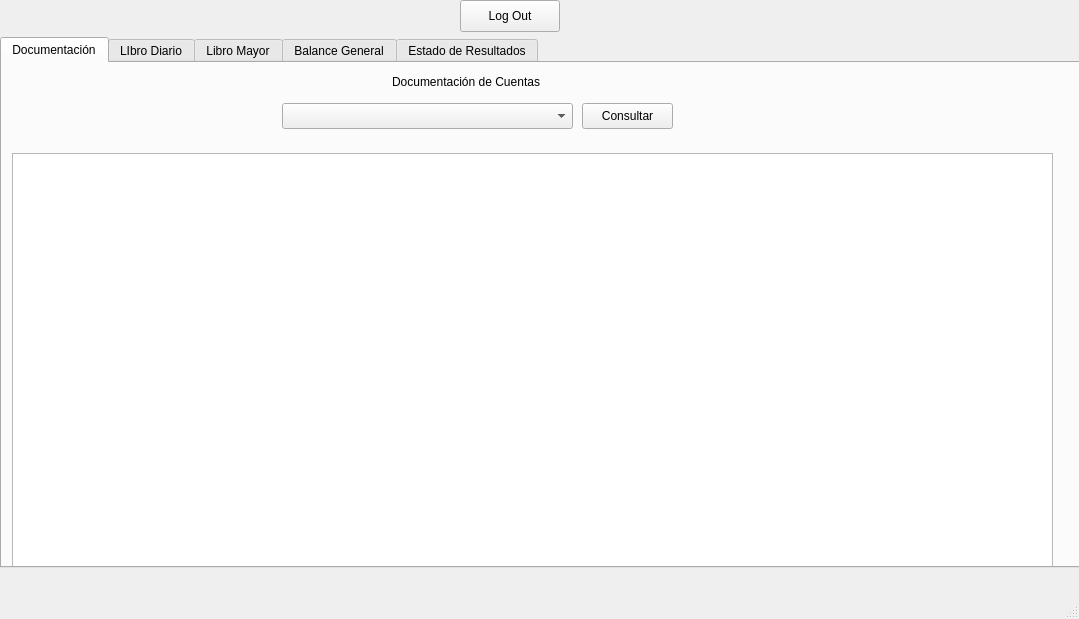
First picture: the form in mainwindow.ui, repository pabloflores465/Proyecto-Informatica-3, before the edit.
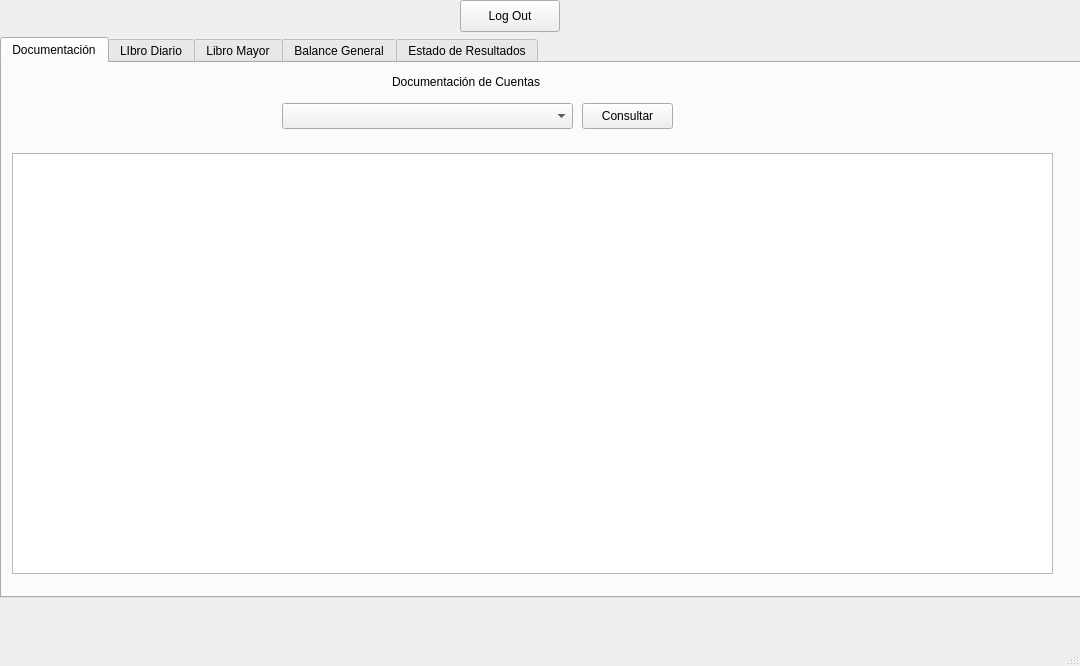
Second picture: the form after the edit.

```diff
--- a/mainwindow.ui
+++ b/mainwindow.ui
@@ -6,8 +6,8 @@
    <rect>
     <x>0</x>
     <y>0</y>
-    <width>1079</width>
-    <height>619</height>
+    <width>1080</width>
+    <height>666</height>
    </rect>
   </property>
   <property name="windowTitle">
@@ -20,7 +20,7 @@
       <x>0</x>
       <y>37</y>
       <width>1081</width>
-      <height>531</height>
+      <height>561</height>
      </rect>
     </property>
     <property name="currentIndex">
```
Left out of the diff: 4 changed lines with no effect on the pictures.
